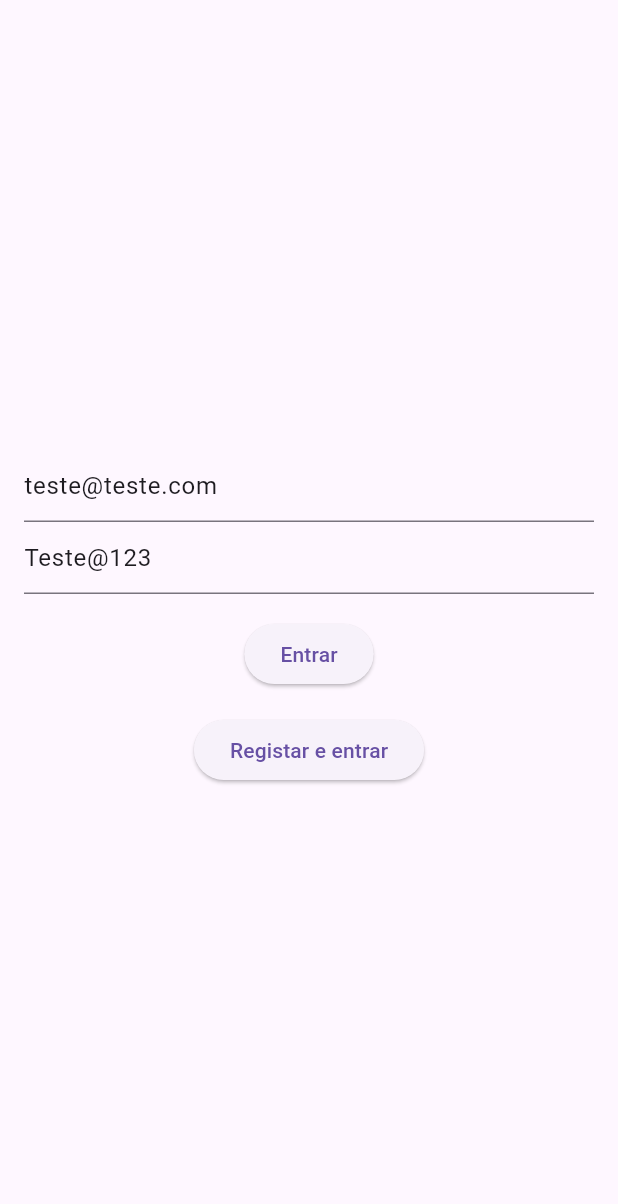
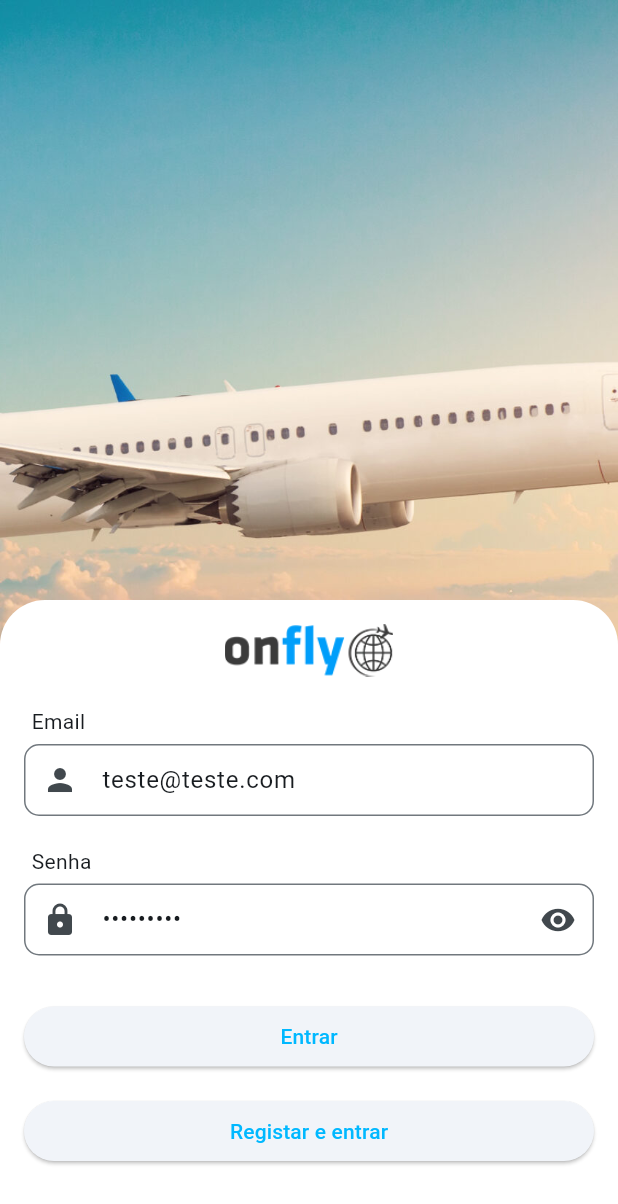
Before and after one commit to GarbielBarbosa/onfly, a Flutter app: the screen it shows after launch, on a phone screen of 412 x 824 dp. Shown: the top 1204 px of the screen. Run offline on Flutter 3.47's test engine with Material 3 defaults, Android fonts, the phone set to English and light mode, and no system bars; our stand-ins replace cloud_firestore, dropdown_search, firebase_auth, firebase_core, go_router; accounts and stored records are empty.

Commit message:
Ajusta layout login

```diff
--- a/lib/main.dart
+++ b/lib/main.dart
@@ -3,6 +3,7 @@ import 'package:flutter/material.dart';
 import 'package:onfly/firebase_options.dart';
 import 'package:onfly/routes.dart';
 import 'package:flutter_localizations/flutter_localizations.dart';
+import 'package:onfly/shared/theme/colors.dart';
 
 void main() => runApp(const MyApp());
 
@@ -31,9 +32,23 @@ class MyApp extends StatelessWidget {
               Locale('pt', 'BR'),
             ],
             locale: const Locale('pt', 'BR'),
+            theme: ThemeData(
+              colorScheme: ColorScheme.fromSeed(
+                seedColor: DefaultColors().primary,
+              ).copyWith(
+                primary: DefaultColors().primary,
+              ),
+            ),
           );
         } else {
-          return const CircularProgressIndicator();
+          return Container(
+            color: DefaultColors().primary,
+            height: MediaQuery.of(context).size.height,
+            width: MediaQuery.of(context).size.width,
+            child: const Center(
+              child: CircularProgressIndicator(),
+            ),
+          );
         }
       },
     );
--- a/lib/modules/auth/pages/login/login_page.dart
+++ b/lib/modules/auth/pages/login/login_page.dart
@@ -1,6 +1,8 @@
 import 'package:flutter/material.dart';
 import 'package:onfly/modules/auth/pages/login/login_controller.dart';
+import 'package:onfly/shared/theme/colors.dart';
 import 'package:onfly/shared/validators/text_validator.dart';
+import 'package:onfly/shared/widgets/custom_form_field.dart';
 
 class Login extends StatefulWidget {
   const Login({super.key});
@@ -10,53 +12,99 @@ class Login extends StatefulWidget {
 }
 
 class _LoginState extends State<Login> {
+  bool obscurePassword = true;
   @override
   Widget build(BuildContext context) {
     final LoginController controller = LoginController(context: context);
     return Scaffold(
-      body: Center(
-        child: SingleChildScrollView(
+      body: LayoutBuilder(
+        builder: (context, constraint) {
+          return SingleChildScrollView(
+            child: ConstrainedBox(
+              constraints: BoxConstraints(minHeight: constraint.maxHeight),
+              child: Container(
+                decoration: const BoxDecoration(
+                  image: DecorationImage(
+                    image: AssetImage('assets/static_images/plane.jpeg'),
+                    fit: BoxFit.cover,
+                    alignment: Alignment.topCenter,
+                  ),
+                ),
+                child: IntrinsicHeight(
+                  child: Column(
+                    children: <Widget>[
+                      Expanded(
+                        child: Container(),
+                      ),
+                      Column(
+                        children: [
+                          Container(
+                            decoration: BoxDecoration(
+                              borderRadius: const BorderRadius.only(
+                                topLeft: Radius.circular(30),
+                                topRight: Radius.circular(30),
+                              ),
+                              color: DefaultColors().background,
+                            ),
                             child: Padding(
-            padding: const EdgeInsets.symmetric(horizontal: 16),
+                              padding: const EdgeInsets.symmetric(horizontal: 16, vertical: 16),
                               child: Column(
                                 children: [
+                                  Image.asset(
+                                    'assets/static_images/onfly-logo.webp',
+                                    height: 35,
+                                  ),
+                                  const SizedBox(
+                                    height: 20,
+                                  ),
                                   Form(
                                     key: controller.formKey,
                                     child: Column(
                                       children: [
-                      TextFormField(
-                        key: const Key('email'),
+                                        CustomFormField(
                                           controller: controller.emailController,
                                           focusNode: controller.emailFocus,
                                           textInputAction: TextInputAction.next,
-                        decoration: const InputDecoration(
+                                          label: 'Email',
                                           hintText: 'email',
-                        ),
                                           keyboardType: TextInputType.emailAddress,
                                           validator: (e) {
                                             return Validators().email(e ?? '');
                                           },
+                                          prefixIcon: const Icon(Icons.person),
                                         ),
-                      TextFormField(
-                        key: const Key('senha'),
+                                        const SizedBox(
+                                          height: 20,
+                                        ),
+                                        CustomFormField(
                                           controller: controller.passwordController,
                                           focusNode: controller.passwordFocus,
                                           textInputAction: TextInputAction.done,
-                        decoration: const InputDecoration(
+                                          label: 'Senha',
                                           hintText: 'senha',
+                                          obscureText: obscurePassword,
+                                          prefixIcon: const Icon(Icons.lock_rounded),
+                                          suffixIcon: GestureDetector(
+                                            onTap: () {
+                                              setState(() {
+                                                obscurePassword = !obscurePassword;
+                                              });
+                                            },
+                                            child: obscurePassword ? Icon(Icons.visibility) : Icon(Icons.visibility_off),
                                           ),
                                           validator: (e) {
                                             return Validators().validatePassword(e ?? '');
                                           },
                                           onEditingComplete: () {
-                          controller.validateForm(() => controller.registerUser());
+                                            controller.validateForm(() => controller.login());
                                           },
                                         ),
                                       ],
                                     ),
                                   ),
-                Padding(
-                  padding: const EdgeInsets.symmetric(vertical: 16),
+                                  const SizedBox(height: 30),
+                                  SizedBox(
+                                    width: double.infinity,
                                     child: ElevatedButton(
                                       onPressed: () {
                                         controller.validateForm(() => controller.login());
@@ -64,11 +112,20 @@ class _LoginState extends State<Login> {
                                       child: const Text('Entrar'),
                                     ),
                                   ),
-                Center(
+                                  const SizedBox(height: 15),
+                                  SizedBox(
+                                    width: double.infinity,
                                     child: ElevatedButton(
                                       onPressed: () => {controller.validateForm(() => controller.registerUser())},
                                       child: const Text('Registar e entrar'),
                                     ),
+                                  ),
+                                  const SizedBox(height: 30),
+                                ],
+                              ),
+                            ),
+                          ),
+                        ],
                       ),
                     ],
                   ),
@@ -76,5 +133,8 @@ class _LoginState extends State<Login> {
               ),
             ),
           );
+        },
+      ),
+    );
   }
 }
--- /dev/null
+++ b/lib/shared/theme/colors.dart
@@ -0,0 +1,6 @@
+import 'dart:ui';
+
+class DefaultColors {
+  final Color primary = const Color(0xFF00B8FF);
+  final Color background = const Color.fromARGB(255, 255, 255, 255);
+}
--- /dev/null
+++ b/lib/shared/widgets/ScrollColumnExpandable.dart
@@ -0,0 +1,57 @@
+import 'package:flutter/material.dart';
+
+class ScrollColumnExpandable extends StatelessWidget {
+  final List<Widget> children;
+  final CrossAxisAlignment crossAxisAlignment;
+  final MainAxisAlignment mainAxisAlignment;
+  final VerticalDirection verticalDirection;
+  final TextDirection? textDirection;
+  final TextBaseline? textBaseline;
+  final EdgeInsetsGeometry padding;
+
+  const ScrollColumnExpandable({
+    super.key,
+    required this.children,
+    CrossAxisAlignment? crossAxisAlignment,
+    MainAxisAlignment? mainAxisAlignment,
+    VerticalDirection? verticalDirection,
+    EdgeInsetsGeometry? padding,
+    this.textDirection,
+    this.textBaseline,
+  })  : crossAxisAlignment = crossAxisAlignment ?? CrossAxisAlignment.center,
+        mainAxisAlignment = mainAxisAlignment ?? MainAxisAlignment.start,
+        verticalDirection = verticalDirection ?? VerticalDirection.down,
+        padding = padding ?? EdgeInsets.zero;
+
+  @override
+  Widget build(BuildContext context) {
+    final children = <Widget>[const SizedBox(width: double.infinity)];
+
+    children.addAll(this.children);
+    return LayoutBuilder(
+      builder: (context, constraint) {
+        return SingleChildScrollView(
+          child: Padding(
+            padding: padding,
+            child: ConstrainedBox(
+              constraints: BoxConstraints(
+                minHeight: constraint.maxHeight - padding.vertical,
+              ),
+              child: IntrinsicHeight(
+                child: Column(
+                  crossAxisAlignment: crossAxisAlignment,
+                  mainAxisAlignment: mainAxisAlignment,
+                  mainAxisSize: MainAxisSize.max,
+                  verticalDirection: verticalDirection,
+                  children: children,
+                  textBaseline: textBaseline,
+                  textDirection: textDirection,
+                ),
+              ),
+            ),
+          ),
+        );
+      },
+    );
+  }
+}
--- /dev/null
+++ b/lib/shared/widgets/custom_form_field.dart
@@ -0,0 +1,67 @@
+import 'package:flutter/material.dart';
+
+class CustomFormField extends StatelessWidget {
+  const CustomFormField({
+    super.key,
+    this.controller,
+    this.focusNode,
+    this.textInputAction,
+    this.keyboardType,
+    this.validator,
+    this.hintText,
+    this.onEditingComplete,
+    this.label,
+    this.obscureText = false,
+    this.prefixIcon,
+    this.suffixIcon,
+  });
+
+  final TextEditingController? controller;
+  final FocusNode? focusNode;
+  final TextInputAction? textInputAction;
+  final TextInputType? keyboardType;
+  final String? Function(String?)? validator;
+  final String? hintText;
+  final Function()? onEditingComplete;
+  final bool obscureText;
+  final String? label;
+  final Widget? prefixIcon;
+  final Widget? suffixIcon;
+  @override
+  Widget build(BuildContext context) {
+    return Column(
+      crossAxisAlignment: CrossAxisAlignment.start,
+      children: [
+        if (label != null) ...[
+          Padding(
+            padding: const EdgeInsets.only(left: 5),
+            child: Text(label!),
+          ),
+          const SizedBox(
+            height: 5,
+          ),
+        ],
+        TextFormField(
+          controller: controller,
+          focusNode: focusNode,
+          textInputAction: textInputAction,
+          decoration: InputDecoration(
+            alignLabelWithHint: true,
+            hintText: hintText,
+            border: OutlineInputBorder(
+              borderRadius: BorderRadius.circular(10.0),
+            ),
+            prefixIcon: prefixIcon,
+            suffixIcon: suffixIcon,
+            isDense: false,
+            contentPadding: const EdgeInsets.symmetric(horizontal: 10, vertical: 0),
+          ),
+          obscureText: obscureText,
+          keyboardType: keyboardType,
+          validator: validator,
+          onEditingComplete: onEditingComplete,
+        ),
+      ],
+    );
+  }
+}
```
Also changed, not shown: pubspec.yaml (+6 -7 lines), assets/static_images/onfly-logo.webp (added), assets/static_images/plane.jpeg (added), pubspec.lock, 4 other files. Lines whose indentation alone changed are shown as unchanged.
